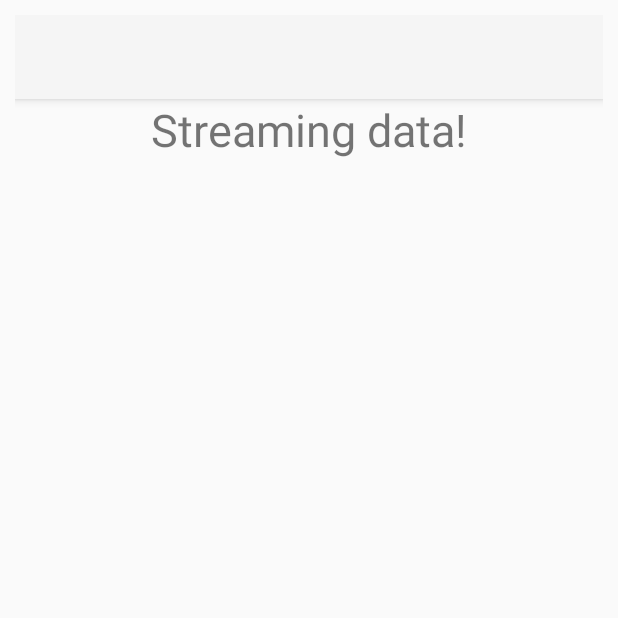
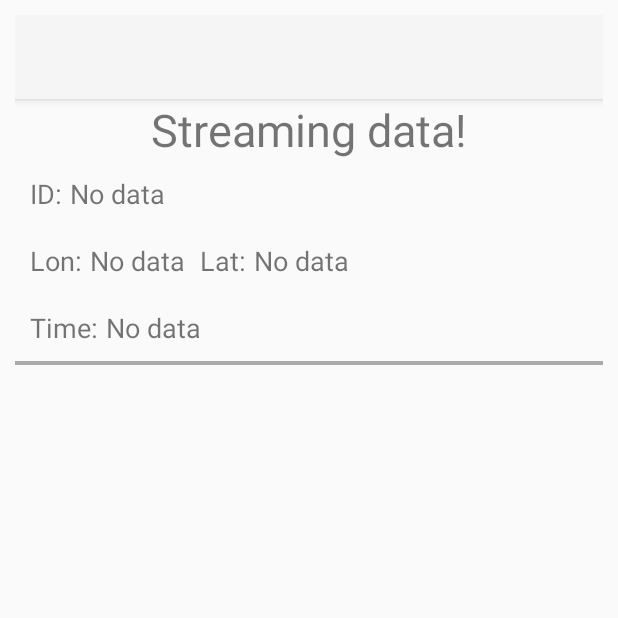
Before and after one commit to aelillie/ReRide_Platform, an Android app: the ReRideDataActivity screen opened directly, with no data from a screen before it, on a phone screen of 412 x 824 dp, the top half of it. Run offline under Robolectric (Android 15) with nearby library versions, the phone set to English and light mode, and no system bars; libraries missing offline, so code that uses them is left out: com.amazonaws, com.amazonaws.mobileconnectors; 1 statement that could not run was skipped.

Commit message:
Writing client code

```diff
--- a/Central/Android/ReRide/app/build.gradle
+++ b/Central/Android/ReRide/app/build.gradle
@@ -36,5 +36,5 @@ dependencies {
     testCompile 'junit:junit:4.12'
     compile files('libs/lib/aws-android-sdk-apigateway-core-2.4.2.jar')
     compile files('libs/lib/gson-2.2.4.jar')
-    compile files('libs/aws-reride-api-sdk-1.0.2.jar')
+    compile files('libs/aws-reride-api-sdk-1.0.3.jar')
 }
--- a/Central/Android/ReRide/app/src/main/java/com/anders/reride/MainActivity.java
+++ b/Central/Android/ReRide/app/src/main/java/com/anders/reride/MainActivity.java
@@ -283,7 +283,7 @@ public class MainActivity extends AppCompatActivity{
         @Override
         public ViewAdapter.ItemViewHolder onCreateViewHolder(ViewGroup parent, int viewType) {
             View v = LayoutInflater.from(parent.getContext())
-                    .inflate(R.layout.list_item, parent, false);
+                    .inflate(R.layout.devices_list_item, parent, false);
             return new ItemViewHolder(v);
         }
 
--- a/Central/Android/ReRide/app/src/main/java/com/anders/reride/ble/ReRideDataActivity.java
+++ b/Central/Android/ReRide/app/src/main/java/com/anders/reride/ble/ReRideDataActivity.java
@@ -3,17 +3,100 @@ package com.anders.reride.ble;
 import android.os.Bundle;
 import android.support.annotation.Nullable;
 import android.support.v7.app.AppCompatActivity;
+import android.support.v7.widget.LinearLayoutManager;
+import android.support.v7.widget.RecyclerView;
+import android.view.LayoutInflater;
+import android.view.View;
+import android.view.ViewGroup;
+import android.widget.TextView;
 
 import com.anders.reride.R;
+import com.anders.reride.aws.AWSApiClient;
+import com.anders.reride.model.ReRideDataItemsItemPayload;
+import com.anders.reride.model.ReRideDataItemsItemPayloadSensorsItem;
+
+import java.util.ArrayList;
+import java.util.List;
 
 /**
  * Takes care of visualization of data
  */
 
 public class ReRideDataActivity extends AppCompatActivity {
+
+    private AWSApiClient mAWSApiClient;
+    private ViewAdapter mAdapter;
+    private List<ReRideDataItemsItemPayloadSensorsItem> mRiderData;
+
+    private String mId;
+    private String mTimeZone;
+
     @Override
     protected void onCreate(@Nullable Bundle savedInstanceState) {
         super.onCreate(savedInstanceState);
         setContentView(R.layout.activity_ble);
+        mAWSApiClient = new AWSApiClient();
+        //TODO: Get user id from MainActivity
+        RecyclerView recyclerView = (RecyclerView) findViewById(R.id.data_recycler_view);
+        recyclerView.setLayoutManager(new LinearLayoutManager(this));
+        mRiderData = new ArrayList<>();
+        mAdapter = new ViewAdapter(mRiderData);
+        recyclerView.setAdapter(mAdapter);
+
+        //TODO: Initialize other UI components
+    }
+
+    private void getData() {
+        while (true) {
+            ReRideDataItemsItemPayload data = mAWSApiClient.getDataLatest(mId, mTimeZone);
+            mRiderData = data.getSensors();
+            mAdapter.notifyDataSetChanged();
+            //Also set other UI components
+        }
+    }
+
+    private class ViewAdapter extends RecyclerView.Adapter<ViewAdapter.ItemViewHolder> {
+        private List<ReRideDataItemsItemPayloadSensorsItem> data;
+        ViewAdapter(List<ReRideDataItemsItemPayloadSensorsItem> data) {
+            this.data = data;
+        }
+
+        @Override
+        public ViewAdapter.ItemViewHolder onCreateViewHolder(ViewGroup parent, int viewType) {
+            View v = LayoutInflater.from(parent.getContext())
+                    .inflate(R.layout.data_list_item, parent, false);
+            return new ItemViewHolder(v);
+        }
+
+        @Override
+        public void onBindViewHolder(final ItemViewHolder holder, int position) {
+            final ReRideDataItemsItemPayloadSensorsItem sensorData = data.get(position);
+            holder.sensorName.setText(sensorData.getSensorId());
+            holder.sensorUnit.setText(sensorData.getUnit());
+            holder.sensorValue.setText(sensorData.getValue());
+        }
+
+        @Override
+        public int getItemCount() {
+            return data.size();
+        }
+
+        void clear() {
+            data.clear();
+        }
+
+        class ItemViewHolder extends RecyclerView.ViewHolder {
+            TextView sensorName;
+            TextView sensorUnit;
+            TextView sensorValue;
+
+
+            ItemViewHolder(View itemView) {
+                super(itemView);
+                sensorName = (TextView) itemView.findViewById(R.id.sensor_name);
+                sensorUnit = (TextView) itemView.findViewById(R.id.data_unit);
+                sensorValue = (TextView) itemView.findViewById(R.id.data_value);
+            }
+        }
     }
 }
--- a/Central/Android/ReRide/app/src/main/res/layout/activity_ble.xml
+++ b/Central/Android/ReRide/app/src/main/res/layout/activity_ble.xml
@@ -16,40 +16,33 @@
         android:theme="@style/ThemeOverlay.AppCompat.ActionBar"
         app:popupTheme="@style/ThemeOverlay.AppCompat.Light"/>
 
-    <!--<LinearLayout
+    <LinearLayout
         android:layout_width="match_parent"
         android:layout_height="match_parent"
         android:orientation="vertical">
 
+        <TextView android:layout_width="wrap_content"
+              android:layout_height="wrap_content"
+              android:text="@string/streaming_data"
+              android:textSize="30sp"
+              android:layout_gravity="center"/>
         <LinearLayout android:orientation="horizontal"
                       android:layout_width="match_parent"
                       android:layout_height="wrap_content"
                       android:layout_margin="10dp">
             <TextView android:layout_width="wrap_content"
                       android:layout_height="wrap_content"
-                      android:text="@string/devices_number"
+                      android:text="@string/label_id"
                       android:textSize="18sp"/>
             <Space android:layout_width="5dp"
                    android:layout_height="wrap_content"/>
-            <TextView android:id="@+id/devices_number"
-                      android:layout_width="wrap_content"
+            <TextView android:id="@+id/id_value"
+                      android:layout_width="match_parent"
                       android:layout_height="wrap_content"
-                      android:text="@string/zero"
-                      android:textSize="18sp"/>
-            <Space android:layout_width="10dp"
-                   android:layout_height="wrap_content"/>
-            <TextView android:layout_width="wrap_content"
-                      android:layout_height="wrap_content"
-                      android:text="@string/label_connected"
-                      android:textSize="18sp"/>
-            <Space android:layout_width="5dp"
-                   android:layout_height="wrap_content"/>
-            <TextView android:id="@+id/connection_state"
-                      android:layout_width="wrap_content"
-                      android:layout_height="wrap_content"
-                      android:text="@string/zero"
+                      android:text="@string/no_data"
                       android:textSize="18sp"/>
         </LinearLayout>
+
         <LinearLayout android:orientation="horizontal"
                       android:layout_width="match_parent"
                       android:layout_height="wrap_content"
@@ -95,27 +88,26 @@
                       android:text="@string/no_data"
                       android:textSize="18sp"/>
         </LinearLayout>
-        &lt;!&ndash;Line&ndash;&gt;
+        <!--Line-->
         <View
             android:layout_width="match_parent"
             android:layout_height="1dp"
             android:background="@android:color/darker_gray"/>
 
-        &lt;!&ndash;Could present current data&ndash;&gt;
+        <android.support.v7.widget.RecyclerView
+            android:id="@+id/data_recycler_view"
+            android:scrollbars="horizontal"
+            android:layout_width="match_parent"
+            android:layout_height="wrap_content"/>
 
-        &lt;!&ndash;Line&ndash;&gt;
+        <!--Line-->
         <View
             android:layout_width="match_parent"
             android:layout_height="1dp"
             android:background="@android:color/darker_gray"/>
 
-        &lt;!&ndash;Could present history data&ndash;&gt;
-    </LinearLayout>-->
+        <!--Could present history data-->
+    </LinearLayout>
 
-    <TextView android:layout_width="wrap_content"
-              android:layout_height="wrap_content"
-              android:text="@string/streaming_data"
-              android:textSize="30sp"
-              android:layout_gravity="center"/>
 
 </LinearLayout>
--- a/Central/Android/ReRide/app/src/main/res/values/strings.xml
+++ b/Central/Android/ReRide/app/src/main/res/values/strings.xml
@@ -35,4 +35,7 @@
     <string name="devices_number">Devices:</string>
     <string name="label_connected">Connected:</string>
     <string name="streaming_data">Streaming data!</string>
+    <string name="label_id">ID:</string>
+    <string name="data_unit_label">Unit:</string>
+    <string name="data_value_label">Value:</string>
 </resources>
```
Also changed, not shown: Central/Android/ReRide/app/src/main/java/com/anders/reride/aws/AWSApiClient.java (+12 -6 lines), Central/Android/ReRide/app/src/main/res/layout/data_list_item.xml (added, +59 -0 lines), Central/Android/ReRide/app/libs/aws-reride-api-sdk-1.0.2.jar (deleted), Central/Android/ReRide/app/libs/aws-reride-api-sdk-1.0.3.jar (added), Central/Android/ReRide/app/src/main/res/layout/devices_list_item.xml (renamed from Central/Android/ReRide/app/src/main/res/layout/list_item.xml).
